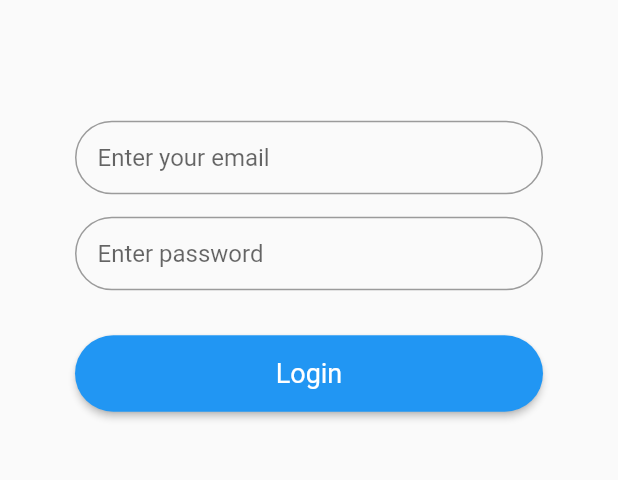
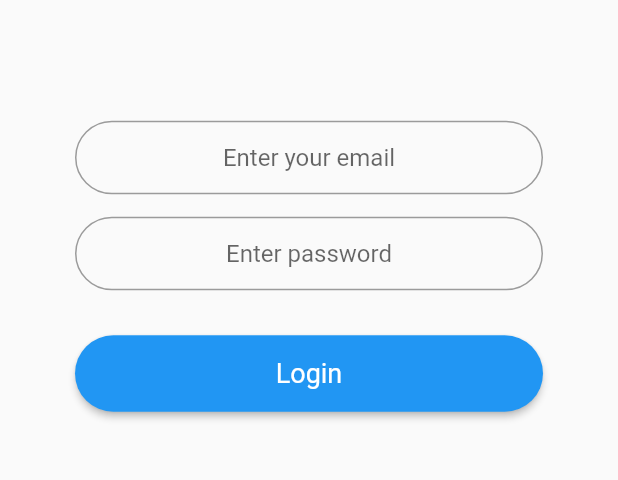
Before and after one commit to jazzman80/flash_chat, a Flutter app: the LoginScreen screen opened by its route, after a tap on "Login", on a phone screen of 412 x 824 dp, the part 588-1068 px from its top. Run offline on Flutter 3.47's test engine with Material 2 defaults, Android fonts, the phone set to English and light mode, and no system bars; our stand-ins replace animated_text_kit, device_preview, firebase_auth, firebase_core; accounts and stored records are empty.

```diff
--- a/lib/screens/chat_screen.dart
+++ b/lib/screens/chat_screen.dart
@@ -30,6 +30,15 @@ class _ChatScreenState extends State<ChatScreen> {
       child: Scaffold(
         appBar: AppBar(
           title: const Text('Chat'),
+          actions: [
+            IconButton(
+              icon: Icon(Icons.close),
+              onPressed: () async {
+                await _auth.signOut();
+                Navigator.pop(context);
+              },
+            ),
+          ],
         ),
       ),
     );
--- a/lib/screens/login_screen.dart
+++ b/lib/screens/login_screen.dart
@@ -1,10 +1,21 @@
+import 'package:firebase_auth/firebase_auth.dart';
+import 'package:flash_chat/screens/chat_screen.dart';
 import 'package:flutter/material.dart';
 import 'user_form.dart';
 
-class LoginScreen extends StatelessWidget {
+class LoginScreen extends StatefulWidget {
   static const String id = 'login_screen';
 
   const LoginScreen({Key? key}) : super(key: key);
+
+  @override
+  State<LoginScreen> createState() => _LoginScreenState();
+}
+
+class _LoginScreenState extends State<LoginScreen> {
+  late String _email;
+  late String _password;
+  final FirebaseAuth _auth = FirebaseAuth.instance;
 
   @override
   Widget build(BuildContext context) {
@@ -15,8 +26,61 @@ class LoginScreen extends StatelessWidget {
             vertical: 0.0,
             horizontal: 50.0,
           ),
-          child: userForm(
-            buttonLabel: 'Login',
+          child: Column(
+            mainAxisAlignment: MainAxisAlignment.center,
+            crossAxisAlignment: CrossAxisAlignment.stretch,
+            children: [
+              Expanded(
+                flex: 3,
+                child: Hero(
+                  tag: 'logo',
+                  child: Center(
+                    child: Image.asset('images/logo.png'),
+                  ),
+                ),
+              ),
+              TextField(
+                decoration: const InputDecoration(hintText: 'Enter your email'),
+                textAlign: TextAlign.center,
+                keyboardType: TextInputType.emailAddress,
+                onChanged: (value) {
+                  _email = value;
+                },
+              ),
+              const SizedBox(
+                height: 15.0,
+              ),
+              TextField(
+                decoration: const InputDecoration(hintText: 'Enter password'),
+                textAlign: TextAlign.center,
+                obscureText: true,
+                onChanged: (value) {
+                  _password = value;
+                },
+              ),
+              const SizedBox(
+                height: 30.0,
+              ),
+              ElevatedButton(
+                onPressed: () async {
+                  try {
+                    UserCredential newUser =
+                        await _auth.signInWithEmailAndPassword(
+                            email: _email, password: _password);
+                    if (newUser != null) {
+                      Navigator.pushNamed(context, ChatScreen.id);
+                    }
+                  } on Exception catch (e) {
+                    print(e);
+                  }
+                },
+                child: const Text('Login'),
+              ),
+              Expanded(
+                flex: 1,
+                child: Container(),
+              ),
+            ],
           ),
         ),
       ),
--- a/pubspec.yaml
+++ b/pubspec.yaml
@@ -17,6 +17,7 @@ dependencies:
   firebase_core: ^1.17.1
   firebase_auth: ^3.3.19
   cloud_firestore: ^3.1.17
+  modal_progress_hud: ^0.1.3
 
 dev_dependencies:
   flutter_test:
```
Also changed, not shown: pubspec.lock.
